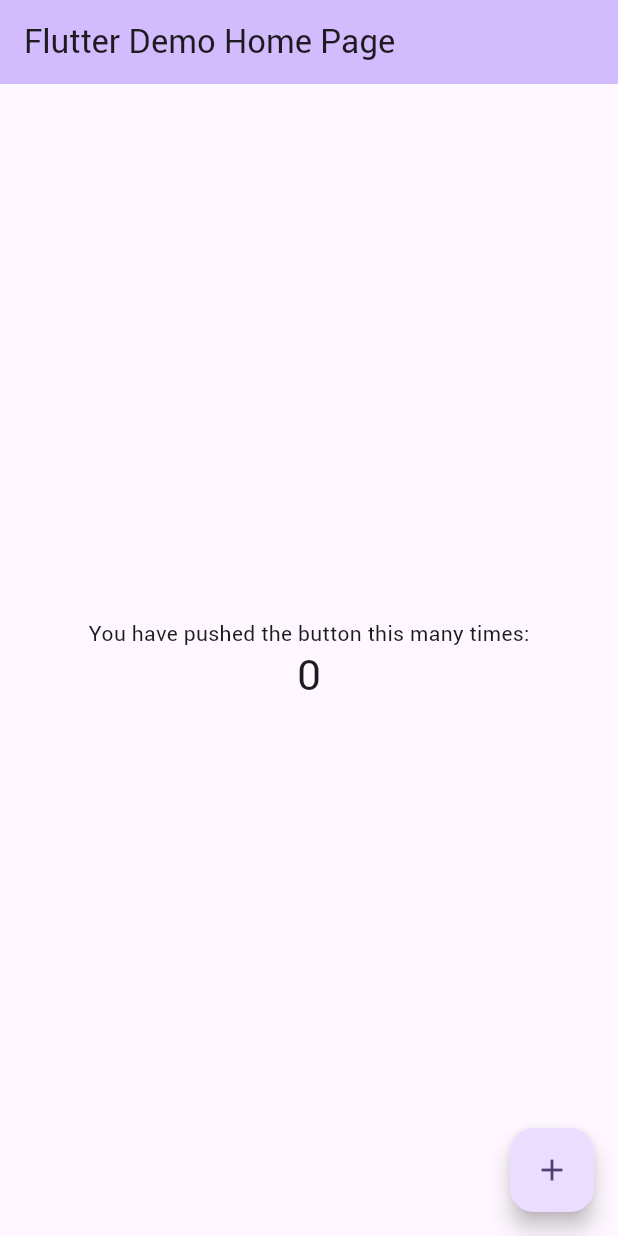
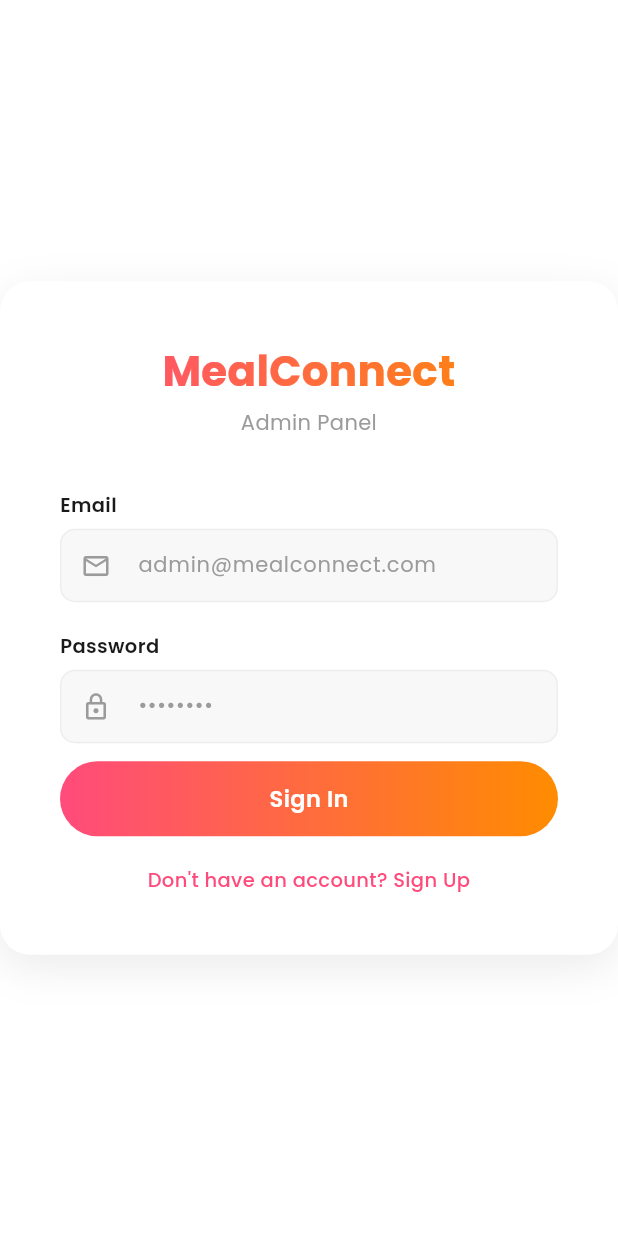
Before and after one commit to MuhammadTahaIjaz/mealconnect, a Flutter app: the screen it shows after launch, on a phone screen of 412 x 824 dp. Run offline on Flutter 3.47's test engine with Material 3 defaults, Android fonts, the phone set to English and light mode, and no system bars; our stand-ins replace firebase_auth, firebase_core, get; accounts and stored records are empty.

Commit message:
Implemented Firbase Login and Added Vercel File in the Root

```diff
--- /dev/null
+++ b/lib/app/routes/app_pages.dart
@@ -0,0 +1,20 @@
+import 'package:get/get.dart';
+import '../../features/auth/bindings/auth_binding.dart';
+import '../../features/auth/views/login_screen.dart';
+import '../../features/dashboard/views/dashboard_screen.dart';
+import 'app_routes.dart';
+
+class AppPages {
+  static final pages = [
+    GetPage(
+      name: AppRoutes.LOGIN,
+      page: () => const LoginScreen(),
+      binding: AuthBinding(),
+    ),
+    GetPage(
+      name: AppRoutes.DASHBOARD,
+      page: () => const DashboardScreen(),
+      binding: AuthBinding(),
+    ),
+  ];
+}
--- /dev/null
+++ b/lib/app/routes/app_routes.dart
@@ -0,0 +1,4 @@
+abstract class AppRoutes {
+  static const LOGIN = '/login';
+  static const DASHBOARD = '/dashboard';
+}
--- /dev/null
+++ b/lib/app/theme/app_colors.dart
@@ -0,0 +1,29 @@
+import 'package:flutter/material.dart';
+
+class AppColors {
+  // Primary gradient
+  static const Color primaryPink = Color(0xFFFF4B7B);
+  static const Color primaryOrange = Color(0xFFFF8C00);
+
+  // Accent
+  static const Color accent = Color(0xFFF5A623);
+
+  // Backgrounds
+  static const Color background = Color(0xFFFFFFFF);
+  static const Color cardBackground = Color(0xFFFFFFFF);
+
+  // Text
+  static const Color textPrimary = Color(0xFF1A1A1A);
+  static const Color textSecondary = Color(0xFF9B9B9B);
+
+  // Utility
+  static const Color error = Color(0xFFE53935);
+  static const Color success = Color(0xFF43A047);
+  static const Color divider = Color(0xFFEEEEEE);
+
+  static const LinearGradient primaryGradient = LinearGradient(
+    colors: [primaryPink, primaryOrange],
+    begin: Alignment.centerLeft,
+    end: Alignment.centerRight,
+  );
+}
--- /dev/null
+++ b/lib/features/auth/bindings/auth_binding.dart
@@ -0,0 +1,9 @@
+import 'package:get/get.dart';
+import '../controllers/auth_controller.dart';
+
+class AuthBinding extends Bindings {
+  @override
+  void dependencies() {
+    Get.lazyPut<AuthController>(() => AuthController());
+  }
+}
--- /dev/null
+++ b/lib/features/auth/controllers/auth_controller.dart
@@ -0,0 +1,67 @@
+import 'package:firebase_auth/firebase_auth.dart';
+import 'package:get/get.dart';
+import '../../../app/routes/app_routes.dart';
+
+class AuthController extends GetxController {
+  final FirebaseAuth _auth = FirebaseAuth.instance;
+
+  final RxBool isLoading = false.obs;
+  final RxString errorMessage = ''.obs;
+
+  Future<void> login(String email, String password) async {
+    if (email.isEmpty || password.isEmpty) {
+      errorMessage.value = 'Please fill in all fields.';
+      return;
+    }
+    isLoading.value = true;
+    errorMessage.value = '';
+    try {
+      await _auth.signInWithEmailAndPassword(email: email, password: password);
+      Get.offAllNamed(AppRoutes.DASHBOARD);
+    } on FirebaseAuthException catch (e) {
+      errorMessage.value = _mapAuthError(e.code);
+    } finally {
+      isLoading.value = false;
+    }
+  }
+
+  Future<void> signup(String email, String password) async {
+    if (email.isEmpty || password.isEmpty) {
+      errorMessage.value = 'Please fill in all fields.';
+      return;
+    }
+    isLoading.value = true;
+    errorMessage.value = '';
+    try {
+      await _auth.createUserWithEmailAndPassword(
+          email: email, password: password);
+      Get.offAllNamed(AppRoutes.DASHBOARD);
+    } on FirebaseAuthException catch (e) {
+      errorMessage.value = _mapAuthError(e.code);
+    } finally {
+      isLoading.value = false;
+    }
+  }
+
+  Future<void> logout() async {
+    await _auth.signOut();
+    Get.offAllNamed(AppRoutes.LOGIN);
+  }
+
+  String _mapAuthError(String code) {
+    switch (code) {
+      case 'user-not-found':
+        return 'No account found with this email.';
+      case 'wrong-password':
+        return 'Incorrect password.';
+      case 'email-already-in-use':
+        return 'An account with this email already exists.';
+      case 'invalid-email':
+        return 'Invalid email address.';
+      case 'weak-password':
+        return 'Password must be at least 6 characters.';
+      default:
+        return 'Something went wrong. Please try again.';
+    }
+  }
+}
--- /dev/null
+++ b/lib/features/auth/views/login_screen.dart
@@ -0,0 +1,235 @@
+import 'package:flutter/material.dart';
+import 'package:get/get.dart';
+import '../../../app/theme/app_colors.dart';
+import '../controllers/auth_controller.dart';
+
+class LoginScreen extends GetView<AuthController> {
+  const LoginScreen({super.key});
+
+  @override
+  Widget build(BuildContext context) {
+    final emailController = TextEditingController();
+    final passwordController = TextEditingController();
+    final isSignUp = false.obs;
+
+    return Scaffold(
+      backgroundColor: AppColors.background,
+      body: Center(
+        child: SingleChildScrollView(
+          child: Container(
+            width: 420,
+            padding: const EdgeInsets.all(40),
+            decoration: BoxDecoration(
+              color: AppColors.cardBackground,
+              borderRadius: BorderRadius.circular(20),
+              boxShadow: [
+                BoxShadow(
+                  color: Colors.black.withOpacity(0.08),
+                  blurRadius: 24,
+                  offset: const Offset(0, 8),
+                ),
+              ],
+            ),
+            child: Column(
+              mainAxisSize: MainAxisSize.min,
+              crossAxisAlignment: CrossAxisAlignment.stretch,
+              children: [
+                // Logo / Title
+                ShaderMask(
+                  shaderCallback: (bounds) =>
+                      AppColors.primaryGradient.createShader(bounds),
+                  child: const Text(
+                    'MealConnect',
+                    textAlign: TextAlign.center,
+                    style: TextStyle(
+                      fontFamily: 'Poppins',
+                      fontSize: 28,
+                      fontWeight: FontWeight.w700,
+                      color: Colors.white,
+                    ),
+                  ),
+                ),
+                const SizedBox(height: 4),
+                Obx(() => Text(
+                      isSignUp.value ? 'Create Admin Account' : 'Admin Panel',
+                      textAlign: TextAlign.center,
+                      style: const TextStyle(
+                        fontFamily: 'Poppins',
+                        fontSize: 14,
+                        color: AppColors.textSecondary,
+                      ),
+                    )),
+                const SizedBox(height: 36),
+
+                // Email field
+                _buildLabel('Email'),
+                const SizedBox(height: 6),
+                _buildTextField(
+                  controller: emailController,
+                  hint: 'admin@mealconnect.com',
+                  icon: Icons.email_outlined,
+                ),
+                const SizedBox(height: 20),
+
+                // Password field
+                _buildLabel('Password'),
+                const SizedBox(height: 6),
+                _buildTextField(
+                  controller: passwordController,
+                  hint: '••••••••',
+                  icon: Icons.lock_outline,
+                  obscure: true,
+                ),
+                const SizedBox(height: 12),
+
+                // Error message
+                Obx(() => controller.errorMessage.value.isNotEmpty
+                    ? Padding(
+                        padding: const EdgeInsets.only(bottom: 12),
+                        child: Text(
+                          controller.errorMessage.value,
+                          style: const TextStyle(
+                            fontFamily: 'Poppins',
+                            fontSize: 13,
+                            color: AppColors.error,
+                          ),
+                          textAlign: TextAlign.center,
+                        ),
+                      )
+                    : const SizedBox.shrink()),
+
+                // Submit button
+                Obx(() => _buildGradientButton(
+                      label: controller.isLoading.value
+                          ? 'Please wait...'
+                          : (isSignUp.value ? 'Create Account' : 'Sign In'),
+                      onTap: controller.isLoading.value
+                          ? null
+                          : () {
+                              if (isSignUp.value) {
+                                controller.signup(
+                                  emailController.text.trim(),
+                                  passwordController.text.trim(),
+                                );
+                              } else {
+                                controller.login(
+                                  emailController.text.trim(),
+                                  passwordController.text.trim(),
+                                );
+                              }
+                            },
+                    )),
+
+                const SizedBox(height: 20),
+
+                // Toggle login/signup
+                Obx(() => GestureDetector(
+                      onTap: () {
+                        isSignUp.value = !isSignUp.value;
+                        controller.errorMessage.value = '';
+                      },
+                      child: Text(
+                        isSignUp.value
+                            ? 'Already have an account? Sign In'
+                            : "Don't have an account? Sign Up",
+                        textAlign: TextAlign.center,
+                        style: const TextStyle(
+                          fontFamily: 'Poppins',
+                          fontSize: 13,
+                          color: AppColors.primaryPink,
+                          fontWeight: FontWeight.w500,
+                        ),
+                      ),
+                    )),
+              ],
+            ),
+          ),
+        ),
+      ),
+    );
+  }
+
+  Widget _buildLabel(String text) {
+    return Text(
+      text,
+      style: const TextStyle(
+        fontFamily: 'Poppins',
+        fontSize: 13,
+        fontWeight: FontWeight.w600,
+        color: AppColors.textPrimary,
+      ),
+    );
+  }
+
+  Widget _buildTextField({
+    required TextEditingController controller,
+    required String hint,
+    required IconData icon,
+    bool obscure = false,
+  }) {
+    return TextField(
+      controller: controller,
+      obscureText: obscure,
+      style: const TextStyle(
+        fontFamily: 'Poppins',
+        fontSize: 14,
+        color: AppColors.textPrimary,
+      ),
+      decoration: InputDecoration(
+        hintText: hint,
+        hintStyle: const TextStyle(
+          fontFamily: 'Poppins',
+          fontSize: 14,
+          color: AppColors.textSecondary,
+        ),
+        prefixIcon: Icon(icon, color: AppColors.textSecondary, size: 20),
+        filled: true,
+        fillColor: const Color(0xFFF8F8F8),
+        contentPadding:
+            const EdgeInsets.symmetric(horizontal: 16, vertical: 14),
+        border: OutlineInputBorder(
+          borderRadius: BorderRadius.circular(10),
+          borderSide: const BorderSide(color: AppColors.divider),
+        ),
+        enabledBorder: OutlineInputBorder(
+          borderRadius: BorderRadius.circular(10),
+          borderSide: const BorderSide(color: AppColors.divider),
+        ),
+        focusedBorder: OutlineInputBorder(
+          borderRadius: BorderRadius.circular(10),
+          borderSide:
+              const BorderSide(color: AppColors.primaryPink, width: 1.5),
+        ),
+      ),
+    );
+  }
+
+  Widget _buildGradientButton({
+    required String label,
+    required VoidCallback? onTap,
+  }) {
+    return GestureDetector(
+      onTap: onTap,
+      child: Container(
+        height: 50,
+        decoration: BoxDecoration(
+          gradient: onTap != null
+              ? AppColors.primaryGradient
+              : const LinearGradient(
+                  colors: [Color(0xFFCCCCCC), Color(0xFFCCCCCC)]),
+          borderRadius: BorderRadius.circular(25),
+        ),
+        alignment: Alignment.center,
+        child: Text(
+          label,
+          style: const TextStyle(
+            fontFamily: 'Poppins',
+            fontSize: 15,
+            fontWeight: FontWeight.w600,
+            color: Colors.white,
+          ),
+        ),
+      ),
+    );
+  }
+}
--- a/lib/main.dart
+++ b/lib/main.dart
@@ -1,122 +1,32 @@
+import 'package:firebase_core/firebase_core.dart';
 import 'package:flutter/material.dart';
+import 'package:get/get.dart';
+import 'app/routes/app_pages.dart';
+import 'app/routes/app_routes.dart';
+import 'firebase_options.dart';
 
-void main() {
+void main() async {
+  WidgetsFlutterBinding.ensureInitialized();
+  await Firebase.initializeApp(
+    options: DefaultFirebaseOptions.currentPlatform,
+  );
   runApp(const MyApp());
 }
 
 class MyApp extends StatelessWidget {
   const MyApp({super.key});
 
-  // This widget is the root of your application.
   @override
   Widget build(BuildContext context) {
-    return MaterialApp(
-      title: 'Flutter Demo',
+    return GetMaterialApp(
+      title: 'MealConnect Admin',
+      debugShowCheckedModeBanner: false,
+      initialRoute: AppRoutes.LOGIN,
+      getPages: AppPages.pages,
       theme: ThemeData(
-        // This is the theme of your application.
-        //
-        // TRY THIS: Try running your application with "flutter run". You'll see
-        // the application has a purple toolbar. Then, without quitting the app,
-        // try changing the seedColor in the colorScheme below to Colors.green
-        // and then invoke "hot reload" (save your changes or press the "hot
-        // reload" button in a Flutter-supported IDE, or press "r" if you used
-        // the command line to start the app).
-        //
-        // Notice that the counter didn't reset back to zero; the application
-        // state is not lost during the reload. To reset the state, use hot
-        // restart instead.
-        //
-        // This works for code too, not just values: Most code changes can be
-        // tested with just a hot reload.
-        colorScheme: ColorScheme.fromSeed(seedColor: Colors.deepPurple),
+        fontFamily: 'Poppins',
+        scaffoldBackgroundColor: const Color(0xFFFFFFFF),
       ),
-      home: const MyHomePage(title: 'Flutter Demo Home Page'),
     );
   }
 }
-
-class MyHomePage extends StatefulWidget {
-  const MyHomePage({super.key, required this.title});
-
-  // This widget is the home page of your application. It is stateful, meaning
-  // that it has a State object (defined below) that contains fields that affect
-  // how it looks.
-
-  // This class is the configuration for the state. It holds the values (in this
-  // case the title) provided by the parent (in this case the App widget) and
-  // used by the build method of the State. Fields in a Widget subclass are
-  // always marked "final".
-
-  final String title;
-
-  @override
-  State<MyHomePage> createState() => _MyHomePageState();
-}
-
-class _MyHomePageState extends State<MyHomePage> {
-  int _counter = 0;
-
-  void _incrementCounter() {
-    setState(() {
-      // This call to setState tells the Flutter framework that something has
-      // changed in this State, which causes it to rerun the build method below
-      // so that the display can reflect the updated values. If we changed
-      // _counter without calling setState(), then the build method would not be
-      // called again, and so nothing would appear to happen.
-      _counter++;
-    });
-  }
-
-  @override
-  Widget build(BuildContext context) {
-    // This method is rerun every time setState is called, for instance as done
-    // by the _incrementCounter method above.
-    //
-    // The Flutter framework has been optimized to make rerunning build methods
-    // fast, so that you can just rebuild anything that needs updating rather
-    // than having to individually change instances of widgets.
-    return Scaffold(
-      appBar: AppBar(
-        // TRY THIS: Try changing the color here to a specific color (to
-        // Colors.amber, perhaps?) and trigger a hot reload to see the AppBar
-        // change color while the other colors stay the same.
-        backgroundColor: Theme.of(context).colorScheme.inversePrimary,
-        // Here we take the value from the MyHomePage object that was created by
-        // the App.build method, and use it to set our appbar title.
-        title: Text(widget.title),
-      ),
-      body: Center(
-        // Center is a layout widget. It takes a single child and positions it
-        // in the middle of the parent.
-        child: Column(
-          // Column is also a layout widget. It takes a list of children and
-          // arranges them vertically. By default, it sizes itself to fit its
-          // children horizontally, and tries to be as tall as its parent.
-          //
-          // Column has various properties to control how it sizes itself and
-          // how it positions its children. Here we use mainAxisAlignment to
-          // center the children vertically; the main axis here is the vertical
-          // axis because Columns are vertical (the cross axis would be
-          // horizontal).
-          //
-          // TRY THIS: Invoke "debug painting" (choose the "Toggle Debug Paint"
-          // action in the IDE, or press "p" in the console), to see the
-          // wireframe for each widget.
-          mainAxisAlignment: MainAxisAlignment.center,
-          children: <Widget>[
-            const Text('You have pushed the button this many times:'),
-            Text(
-              '$_counter',
-              style: Theme.of(context).textTheme.headlineMedium,
-            ),
-          ],
-        ),
-      ),
-      floatingActionButton: FloatingActionButton(
-        onPressed: _incrementCounter,
-        tooltip: 'Increment',
-        child: const Icon(Icons.add),
-      ), // This trailing comma makes auto-formatting nicer for build methods.
-    );
-  }
-}
```
Also changed, not shown: lib/features/dashboard/views/dashboard_screen.dart (added, +139 -0 lines), pubspec.yaml (+8 -10 lines), pubspec.lock, vercel.json (added), 3 other files.
